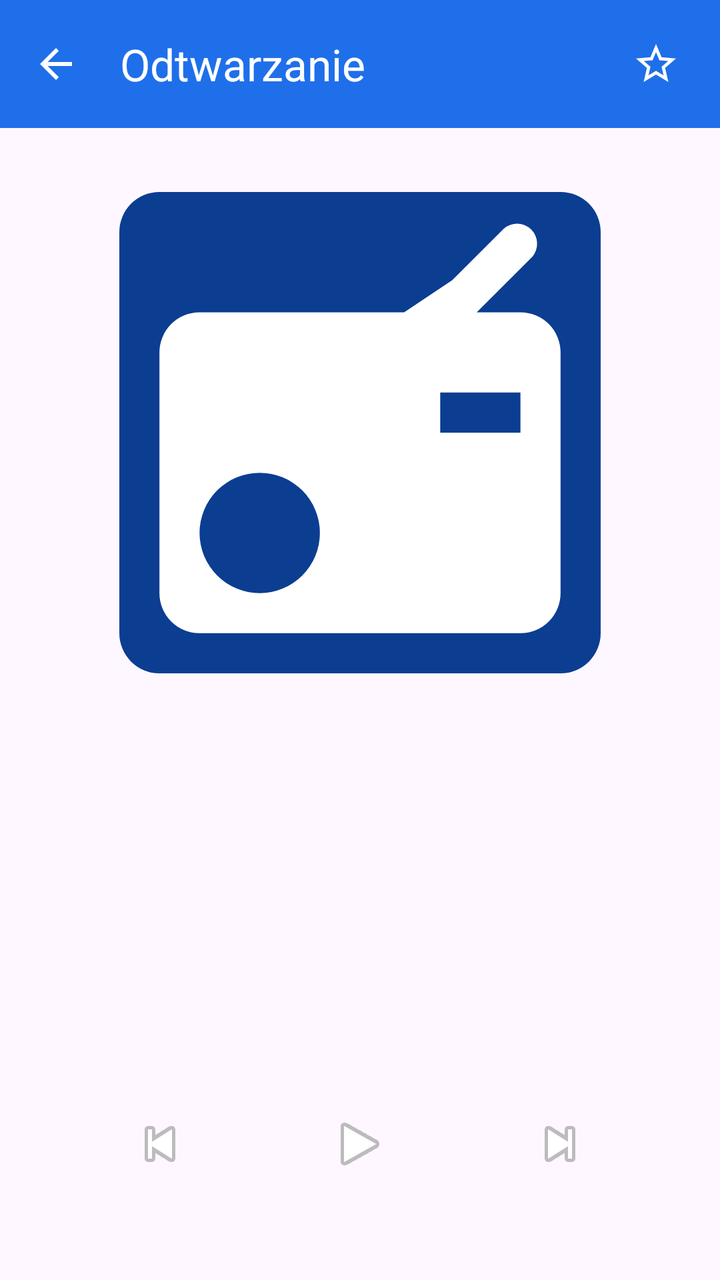
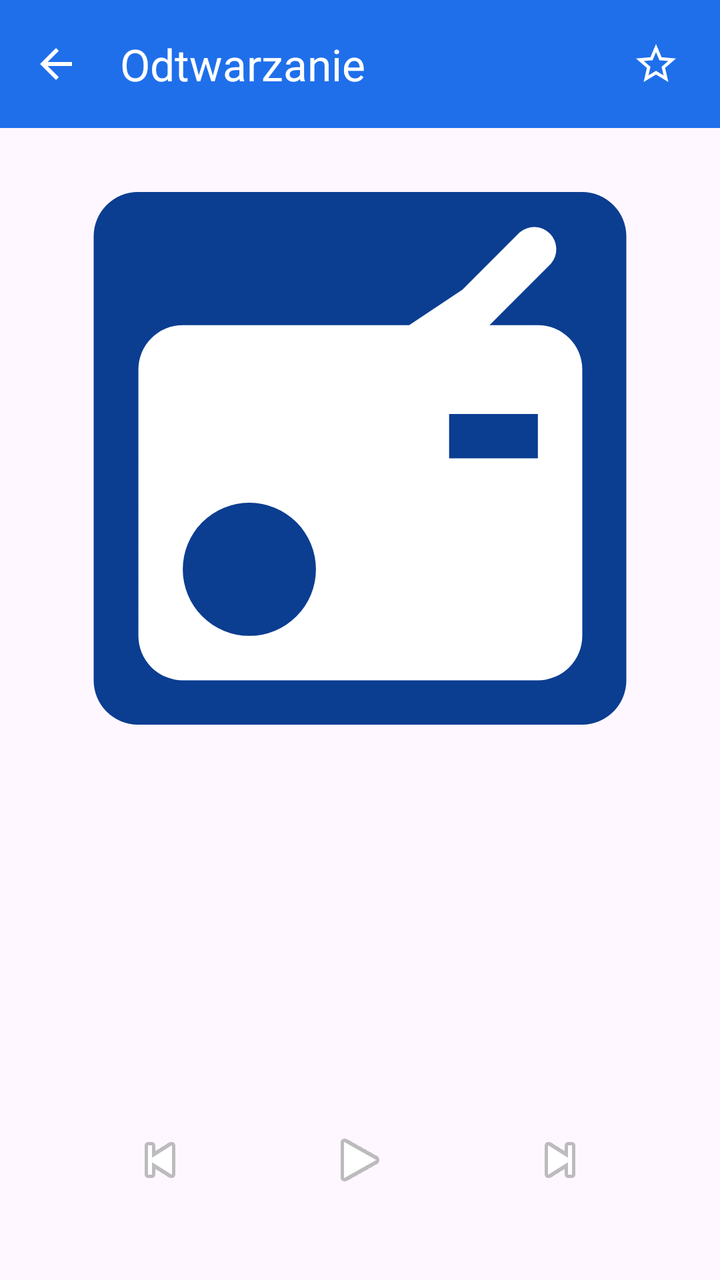

The first picture is an Android layout as it rendered before a commit; the second is the same layout after the commit. The layout source and the unified diff follow.
<!-- AndroidManifest.xml: application theme Theme.TwinsenRadio -->
<!-- res/layout/activity_now_playing.xml -->
<?xml version="1.0" encoding="utf-8"?>
<LinearLayout xmlns:android="http://schemas.android.com/apk/res/android"
    xmlns:app="http://schemas.android.com/apk/res-auto"
    android:layout_width="match_parent"
    android:layout_height="match_parent"
    android:orientation="vertical">

    <com.google.android.material.appbar.MaterialToolbar
        android:id="@+id/toolbar"
        android:layout_width="match_parent"
        android:layout_height="?attr/actionBarSize"
        android:background="?attr/colorPrimary"
        app:navigationIcon="@drawable/ic_arrow_back"
        app:title="@string/now_playing_title"
        app:titleTextColor="@color/on_brand">

        <ImageButton
            android:id="@+id/favourite"
            android:layout_width="48dp"
            android:layout_height="48dp"
            android:layout_gravity="end"
            android:layout_marginEnd="8dp"
            android:background="?attr/selectableItemBackgroundBorderless"
            android:contentDescription="@string/fav_add"
            android:src="@drawable/ic_star_outline" />
    </com.google.android.material.appbar.MaterialToolbar>

    <ImageView
        android:id="@+id/art"
        android:layout_width="match_parent"
        android:layout_height="0dp"
        android:layout_marginHorizontal="32dp"
        android:layout_marginTop="32dp"
        android:layout_weight="1"
        android:adjustViewBounds="true"
        android:contentDescription="@null"
        android:scaleType="fitCenter"
        android:src="@drawable/logo_placeholder" />

    <TextView
        android:id="@+id/stationName"
        android:layout_width="match_parent"
        android:layout_height="wrap_content"
        android:layout_marginHorizontal="24dp"
        android:layout_marginTop="24dp"
        android:ellipsize="end"
        android:gravity="center"
        android:maxLines="1"
        android:textAppearance="?attr/textAppearanceHeadlineMedium"
        android:textStyle="bold" />

    <TextView
        android:id="@+id/songTitle"
        android:layout_width="match_parent"
        android:layout_height="wrap_content"
        android:layout_marginHorizontal="24dp"
        android:layout_marginTop="12dp"
        android:gravity="center"
        android:maxLines="2"
        android:textAppearance="?attr/textAppearanceHeadlineSmall" />

    <TextView
        android:id="@+id/songArtist"
        android:layout_width="match_parent"
        android:layout_height="wrap_content"
        android:layout_marginHorizontal="24dp"
        android:layout_marginTop="4dp"
        android:gravity="center"
        android:ellipsize="end"
        android:maxLines="3"
        android:textAppearance="?attr/textAppearanceTitleLarge" />

    <TextView
        android:id="@+id/status"
        android:layout_width="match_parent"
        android:layout_height="wrap_content"
        android:layout_marginTop="12dp"
        android:gravity="center"
        android:textAppearance="?attr/textAppearanceLabelMedium" />

    <LinearLayout
        android:id="@+id/diagnosticBanner"
        android:layout_width="match_parent"
        android:layout_height="wrap_content"
        android:layout_marginHorizontal="24dp"
        android:layout_marginTop="10dp"
        android:orientation="vertical"
        android:visibility="gone">

        <TextView
            android:layout_width="match_parent"
            android:layout_height="wrap_content"
            android:gravity="center"
            android:letterSpacing="0.08"
            android:text="@string/diagnostic_banner_line1"
            android:textAppearance="?attr/textAppearanceLabelLarge"
            android:textColor="@color/diagnostic"
            android:textStyle="bold" />

        <TextView
            android:layout_width="match_parent"
            android:layout_height="wrap_content"
            android:gravity="center"
            android:text="@string/diagnostic_banner_line2"
            android:textAppearance="?attr/textAppearanceBodySmall"
            android:textColor="@color/diagnostic" />
    </LinearLayout>

    <LinearLayout
        android:layout_width="match_parent"
        android:layout_height="wrap_content"
        android:layout_marginVertical="24dp"
        android:gravity="center"
        android:orientation="horizontal">

        <ImageButton
            android:id="@+id/prev"
            android:layout_width="64dp"
            android:layout_height="64dp"
            android:background="?attr/selectableItemBackgroundBorderless"
            android:contentDescription="@string/prev_station"
            android:src="@android:drawable/ic_media_previous" />

        <ImageButton
            android:id="@+id/playPause"
            android:layout_width="88dp"
            android:layout_height="88dp"
            android:layout_marginHorizontal="24dp"
            android:background="?attr/selectableItemBackgroundBorderless"
            android:contentDescription="@null"
            android:src="@android:drawable/ic_media_play" />

        <ImageButton
            android:id="@+id/next"
            android:layout_width="64dp"
            android:layout_height="64dp"
            android:background="?attr/selectableItemBackgroundBorderless"
            android:contentDescription="@string/next_station"
            android:src="@android:drawable/ic_media_next" />
    </LinearLayout>
</LinearLayout>
<!-- resources referenced by this layout -->
<resources>
  <color name="diagnostic">#FFE53935</color>
  <color name="on_brand">#FFFFFFFF</color>
  <!-- drawable ic_arrow_back (drawable) -->
  <vector xmlns:android="http://schemas.android.com/apk/res/android"
      android:width="24dp"
      android:height="24dp"
      android:viewportWidth="24"
      android:viewportHeight="24"
      android:tint="#FFFFFFFF">
      <path
          android:fillColor="#FFFFFFFF"
          android:pathData="M20,11H7.83l5.59,-5.59L12,4l-8,8 8,8 1.41,-1.41L7.83,13H20v-2z" />
  </vector>
  <!-- drawable ic_star_outline (drawable) -->
  <vector xmlns:android="http://schemas.android.com/apk/res/android"
      android:width="24dp"
      android:height="24dp"
      android:viewportWidth="24"
      android:viewportHeight="24"
      android:tint="#FFFFFFFF">
      <path
          android:fillColor="#FFFFFFFF"
          android:pathData="M22,9.24l-7.19,-0.62L12,2 9.19,8.63 2,9.24l5.46,4.73L5.82,21 12,17.27 18.18,21l-1.63,-7.03L22,9.24zM12,15.4l-3.76,2.27 1,-4.28 -3.32,-2.88 4.38,-0.38L12,6.1l1.71,4.04 4.38,0.38 -3.32,2.88 1,4.28L12,15.4z" />
  </vector>
  <!-- drawable logo_placeholder (drawable) -->
  <?xml version="1.0" encoding="utf-8"?>
  <layer-list xmlns:android="http://schemas.android.com/apk/res/android">
      <item>
          <shape android:shape="rectangle">
              <solid android:color="@color/brand_dark" />
              <corners android:radius="8dp" />
          </shape>
      </item>
      <item
          android:gravity="center"
          android:width="96dp"
          android:height="96dp"
          android:drawable="@drawable/ic_radio" />
  </layer-list>
  <string name="diagnostic_banner_line1">TRYB DIAGNOSTYCZNY</string>
  <string name="diagnostic_banner_line2">Dotyczy tylko Android Auto — tam pola metadanych są zastąpione etykietami. Tutaj widzisz prawdziwe dane.</string>
  <string name="fav_add">Dodaj do ulubionych</string>
  <string name="next_station">Następna stacja</string>
  <string name="now_playing_title">Odtwarzanie</string>
  <string name="prev_station">Poprzednia stacja</string>
  <style name="Theme.TwinsenRadio" parent="Theme.Material3.DayNight.NoActionBar">
          <item name="colorPrimary">@color/brand</item>
          <item name="colorOnPrimary">@color/on_brand</item>
          <item name="android:statusBarColor" tools:targetApi="21">@color/brand_dark</item>
      </style>
  <color name="brand_dark">#FF0B3D91</color>
  <!-- drawable ic_radio (drawable) -->
  <vector xmlns:android="http://schemas.android.com/apk/res/android"
      android:width="24dp"
      android:height="24dp"
      android:viewportWidth="24"
      android:viewportHeight="24"
      android:tint="#FFFFFFFF">
      <path
          android:fillColor="#FFFFFFFF"
          android:pathData="M20,6h-2.18l2.77,-2.77a1,1 0,0 0,-1.41 -1.41L16.6,4.4 14.2,6H4a2,2 0,0 0,-2 2v12a2,2 0,0 0,2 2h16a2,2 0,0 0,2 -2V8A2,2 0,0 0,20 6zM7,20a3,3 0,1 1,3 -3A3,3 0,0 1,7 20zM20,12h-4v-2h4z" />
  </vector>
  <color name="brand">#FF1F6FEB</color>
</resources>

<!-- the commit's change to res/layout/activity_now_playing.xml (unified diff, before → after) -->
@@ -63,18 +63,19 @@
         android:id="@+id/songArtist"
         android:layout_width="match_parent"
         android:layout_height="wrap_content"
-        android:layout_marginHorizontal="24dp"
+        android:layout_marginHorizontal="20dp"
         android:layout_marginTop="4dp"
+        android:ellipsize="end"
         android:gravity="center"
-        android:ellipsize="end"
         android:maxLines="3"
-        android:textAppearance="?attr/textAppearanceTitleLarge" />
+        android:textAppearance="?attr/textAppearanceTitleMedium" />
 
     <TextView
         android:id="@+id/status"
         android:layout_width="match_parent"
         android:layout_height="wrap_content"
-        android:layout_marginTop="12dp"
+        android:layout_marginHorizontal="16dp"
+        android:layout_marginTop="10dp"
         android:gravity="center"
         android:textAppearance="?attr/textAppearanceLabelMedium" />
 
@@ -109,7 +110,7 @@
     <LinearLayout
         android:layout_width="match_parent"
         android:layout_height="wrap_content"
-        android:layout_marginVertical="24dp"
+        android:layout_marginVertical="16dp"
         android:gravity="center"
         android:orientation="horizontal">
 
